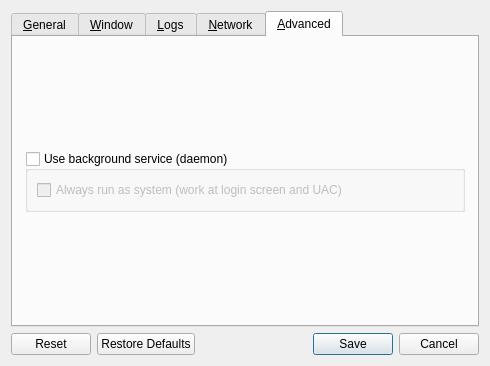
zgpbloodwolf/deskflow, file src/lib/gui/dialogs/SettingsDialog.ui: the form before one commit.
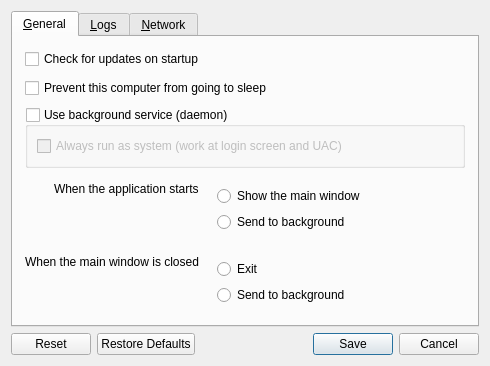
The form after the commit. The open tabs and pages were chosen to show the change. Icons and pictures are not drawn.

Commit message:
refactor(settings): 调整设置对话框的服务控件布局
将高级标签页的后台服务分组框移动到通用设置中，在便携模式下隐藏服务设置组，同时更新翻译状态和UI格式

The edit to the form file:
```diff
--- a/src/lib/gui/dialogs/SettingsDialog.ui
+++ b/src/lib/gui/dialogs/SettingsDialog.ui
@@ -73,25 +73,33 @@
         </widget>
        </item>
        <item>
-        <spacer name="verticalSpacer_3">
-         <property name="orientation">
-          <enum>Qt::Orientation::Vertical</enum>
+        <widget class="QGroupBox" name="groupService">
+         <property name="enabled">
+          <bool>true</bool>
          </property>
-         <property name="sizeHint" stdset="0">
-          <size>
-           <width>20</width>
-           <height>0</height>
-          </size>
+         <property name="title">
+          <string>Use background service (daemon)</string>
          </property>
-        </spacer>
+         <property name="checkable">
+          <bool>true</bool>
+         </property>
+         <property name="checked">
+          <bool>false</bool>
+         </property>
+         <layout class="QGridLayout" name="_6">
+          <item row="1" column="0">
+           <widget class="QCheckBox" name="cbElevateDaemon">
+            <property name="text">
+             <string>Always run as system (work at login screen and UAC)</string>
+            </property>
+            <property name="autoExclusive">
+             <bool>false</bool>
+            </property>
+           </widget>
+          </item>
+         </layout>
+        </widget>
        </item>
-      </layout>
-     </widget>
-     <widget class="QWidget" name="tabWindow">
-      <attribute name="title">
-       <string>&amp;Window</string>
-      </attribute>
-      <layout class="QVBoxLayout" name="verticalLayout_14">
        <property name="spacing">
         <number>9</number>
        </property>
@@ -107,19 +115,6 @@
        <property name="bottomMargin">
         <number>0</number>
        </property>
-       <item>
-        <spacer name="verticalSpacer_7">
-         <property name="orientation">
-          <enum>Qt::Orientation::Vertical</enum>
-         </property>
-         <property name="sizeHint" stdset="0">
-          <size>
-           <width>20</width>
-           <height>0</height>
-          </size>
-         </property>
-        </spacer>
-       </item>
        <item>
         <layout class="QFormLayout" name="formLayout_2">
          <property name="labelAlignment">
@@ -185,7 +180,7 @@
         </layout>
        </item>
        <item>
-        <spacer name="verticalSpacer_11">
+        <spacer name="verticalSpacer_3">
          <property name="orientation">
           <enum>Qt::Orientation::Vertical</enum>
          </property>
@@ -377,10 +372,10 @@
                 <cursorShape>PointingHandCursor</cursorShape>
                </property>
                <property name="text">
-                <string/>
+                <string />
                </property>
                <property name="icon">
-                <iconset theme="QIcon::ThemeIcon::DocumentOpen"/>
+                <iconset theme="QIcon::ThemeIcon::DocumentOpen" />
                </property>
                <property name="flat">
                 <bool>true</bool>
@@ -553,82 +548,6 @@
        </item>
       </layout>
      </widget>
-     <widget class="QWidget" name="tabAdvanced">
-      <attribute name="title">
-       <string>&amp;Advanced</string>
-      </attribute>
-      <layout class="QVBoxLayout" name="verticalLayout_4">
-       <property name="spacing">
-        <number>9</number>
-       </property>
-       <property name="leftMargin">
-        <number>12</number>
-       </property>
-       <property name="topMargin">
-        <number>0</number>
-       </property>
-       <property name="rightMargin">
-        <number>12</number>
-       </property>
-       <property name="bottomMargin">
-        <number>0</number>
-       </property>
-       <item>
-        <spacer name="verticalSpacer_10">
-         <property name="orientation">
-          <enum>Qt::Orientation::Vertical</enum>
-         </property>
-         <property name="sizeHint" stdset="0">
-          <size>
-           <width>20</width>
-           <height>0</height>
-          </size>
-         </property>
-        </spacer>
-       </item>
-       <item>
-        <widget class="QGroupBox" name="groupService">
-         <property name="enabled">
-          <bool>true</bool>
-         </property>
-         <property name="title">
-          <string>Use background service (daemon)</string>
-         </property>
-         <property name="checkable">
-          <bool>true</bool>
-         </property>
-         <property name="checked">
-          <bool>false</bool>
-         </property>
-         <layout class="QGridLayout" name="_6">
-          <item row="1" column="0">
-           <widget class="QCheckBox" name="cbElevateDaemon">
-            <property name="text">
-             <string>Always run as system (work at login screen and UAC)</string>
-            </property>
-            <property name="autoExclusive">
-             <bool>false</bool>
-            </property>
-           </widget>
-          </item>
-         </layout>
-        </widget>
-       </item>
-       <item>
-        <spacer name="verticalSpacer">
-         <property name="orientation">
-          <enum>Qt::Orientation::Vertical</enum>
-         </property>
-         <property name="sizeHint" stdset="0">
-          <size>
-           <width>20</width>
-           <height>0</height>
-          </size>
-         </property>
-        </spacer>
-       </item>
-      </layout>
-     </widget>
     </widget>
    </item>
    <item>
```
Left out of the diff: 6 changed lines with no effect on the pictures. The commit also changes 2 other files.
